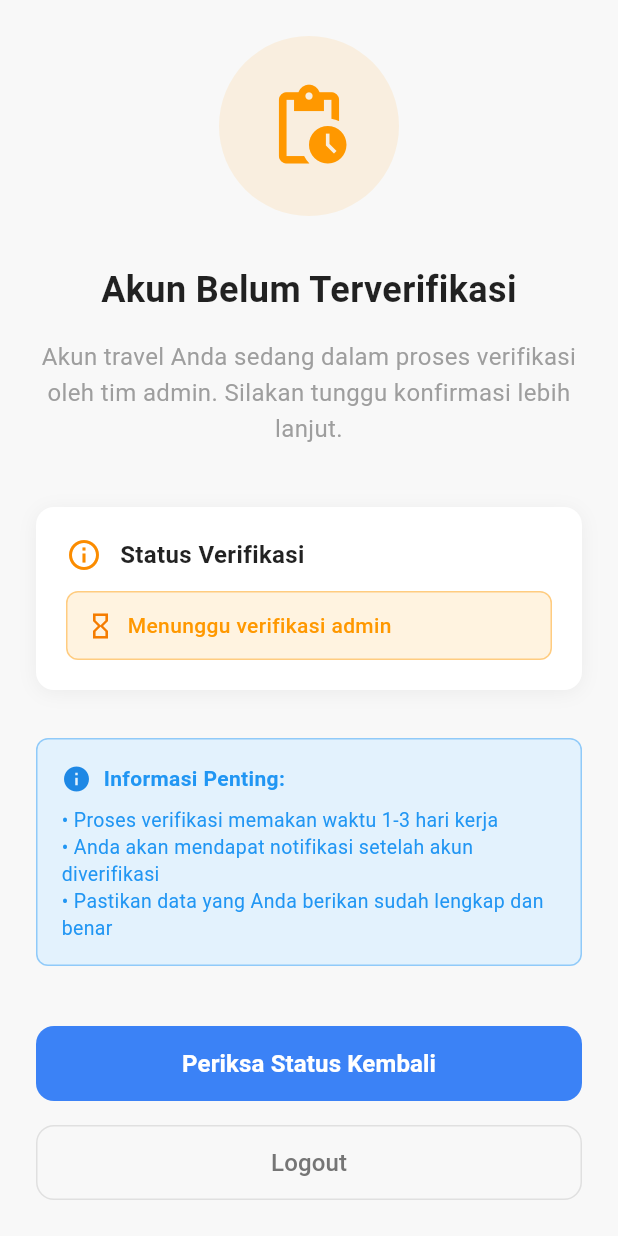
After one commit to hazz01/UmrahTrack, a Flutter app: the UnverifiedAccountPage screen opened by its route, on a phone screen of 412 x 824 dp. The commit adds this screen. Run offline on Flutter 3.47's test engine with Material 3 defaults, Android fonts, the phone set to English and light mode, and no system bars; our stand-ins replace cloud_firestore, firebase_auth, firebase_core, flutter_map, latlong2; accounts and stored records are empty.

Commit message:
feat: Add unverified account handling and travel verification guard functionality

```diff
--- /dev/null
+++ b/lib/data/services/app_status_service.dart
@@ -0,0 +1,138 @@
+import 'package:cloud_firestore/cloud_firestore.dart';
+import 'package:firebase_auth/firebase_auth.dart';
+
+class AppStatusService {
+  static final FirebaseFirestore _firestore = FirebaseFirestore.instance;
+  static final FirebaseAuth _auth = FirebaseAuth.instance;
+
+  /// Check if current travel user has verified appStatus
+  static Future<bool> isCurrentTravelUserVerified() async {
+    try {
+      final user = _auth.currentUser;
+      if (user == null) return false;
+
+      final userDoc = await _firestore.collection('users').doc(user.uid).get();
+      if (!userDoc.exists) return false;
+
+      final data = userDoc.data() as Map<String, dynamic>;
+      final userType = data['userType'] ?? '';
+
+      // Only check appStatus for travel users
+      if (userType != 'travel') return true;
+
+      final appStatus = data['appStatus'] ?? '';
+      return appStatus == 'verified';
+    } catch (e) {
+      print('Error checking travel user verification: $e');
+      return false;
+    }
+  }
+
+  /// Check if a specific user has verified appStatus
+  static Future<bool> isUserVerified(String userId) async {
+    try {
+      final userDoc = await _firestore.collection('users').doc(userId).get();
+      if (!userDoc.exists) return false;
+
+      final data = userDoc.data() as Map<String, dynamic>;
+      final userType = data['userType'] ?? '';
+
+      // Only check appStatus for travel users
+      if (userType != 'travel') return true;
+
+      final appStatus = data['appStatus'] ?? '';
+      return appStatus == 'verified';
+    } catch (e) {
+      print('Error checking user verification: $e');
+      return false;
+    }
+  }
+
+  /// Stream to listen to current user appStatus changes
+  static Stream<bool> getCurrentUserAppStatusStream() {
+    final user = _auth.currentUser;
+    if (user == null) {
+      return Stream.value(false);
+    }
+
+    return _firestore
+        .collection('users')
+        .doc(user.uid)
+        .snapshots()
+        .map((doc) {
+          if (!doc.exists) return false;
+
+          final data = doc.data() as Map<String, dynamic>;
+          final userType = data['userType'] ?? '';
+
+          // Only check appStatus for travel users
+          if (userType != 'travel') return true;
+
+          final appStatus = data['appStatus'] ?? '';
+          return appStatus == 'verified';
+        });
+  }
+
+  /// Admin function to verify a travel user
+  static Future<void> verifyTravelUser(String userId) async {
+    try {
+      await _firestore.collection('users').doc(userId).update({
+        'appStatus': 'verified',
+        'verifiedAt': FieldValue.serverTimestamp(),
+      });
+    } catch (e) {
+      print('Error verifying travel user: $e');
+      rethrow;
+    }
+  }
+
+  /// Admin function to unverify a travel user
+  static Future<void> unverifyTravelUser(String userId) async {
+    try {
+      await _firestore.collection('users').doc(userId).update({
+        'appStatus': 'pending',
+        'unverifiedAt': FieldValue.serverTimestamp(),
+      });
+    } catch (e) {
+      print('Error unverifying travel user: $e');
+      rethrow;
+    }
+  }
+
+  /// Get all unverified travel users for admin panel
+  static Future<List<Map<String, dynamic>>> getUnverifiedTravelUsers() async {
+    try {
+      final querySnapshot = await _firestore
+          .collection('users')
+          .where('userType', isEqualTo: 'travel')
+          .where('appStatus', whereIn: ['pending', ''])
+          .get();
+
+      return querySnapshot.docs.map((doc) {
+        final data = doc.data();
+        data['id'] = doc.id;
+        return data;
+      }).toList();
+    } catch (e) {
+      print('Error getting unverified travel users: $e');
+      return [];
+    }
+  }
+
+  /// Get user's current appStatus
+  static Future<String> getCurrentUserAppStatus() async {
+    try {
+      final user = _auth.currentUser;
+      if (user == null) return '';
+
+      final userDoc = await _firestore.collection('users').doc(user.uid).get();
+      if (!userDoc.exists) return '';
+
+      final data = userDoc.data() as Map<String, dynamic>;
+      return data['appStatus'] ?? '';
+    } catch (e) {
+      print('Error getting user app status: $e');
+      return '';
+    }
+  }
+}
--- a/lib/main.dart
+++ b/lib/main.dart
@@ -7,6 +7,7 @@ import 'package:umrahtrack/presentation/pages/admin/kelola_jamaah_page.dart';
 import 'package:umrahtrack/presentation/pages/admin/lokasi_person.dart';
 import 'package:umrahtrack/presentation/pages/jamaah/jamaah_home.dart';
 import 'package:umrahtrack/presentation/pages/jamaah/jamaah_lokasi.dart';
+import 'package:umrahtrack/presentation/pages/unverified_account_page.dart';
 import 'package:firebase_core/firebase_core.dart';
 import 'firebase_options.dart';
 
@@ -50,7 +51,8 @@ class UmrahTrackApp extends StatelessWidget {
         '/admin/lokasi': (context) => const LocationPage(),
         '/jamaah/home': (context) => const JamaahHomePage(),
         '/jamaah/lokasi': (context) => const JamaahLokasiPage(),
-      },      onGenerateRoute: (RouteSettings settings) {
+        '/unverified_account': (context) => const UnverifiedAccountPage(),
+      },onGenerateRoute: (RouteSettings settings) {
         // Handle specific missing admin routes
         switch (settings.name) {
           case '/admin/cctv':
--- a/lib/presentation/pages/login_page.dart
+++ b/lib/presentation/pages/login_page.dart
@@ -9,6 +9,7 @@ import 'package:umrahtrack/firebase_options.dart';
 import 'package:umrahtrack/presentation/pages/admin/kelola_jamaah_page.dart';
 import 'package:umrahtrack/presentation/pages/jamaah/jamaah_home.dart';
 import 'package:umrahtrack/presentation/pages/travel_registration_page.dart';
+import 'package:umrahtrack/presentation/pages/unverified_account_page.dart';
 
 // Firebase configuration - Replace with your own config
 
@@ -33,12 +34,12 @@ class MyApp extends StatelessWidget {
         fontFamily: 'Roboto',
       ),
       // Use AuthWrapper to handle authentication state
-      home: const AuthWrapper(),
-      routes: {
+      home: const AuthWrapper(),      routes: {
         '/login': (context) => const LoginPage(),
         '/admin/home': (context) => const AdminHomePage(),
         '/jamaah/home': (context) => const JamaahHomePage(),
         '/kelola_jamaah': (context) => const KelolaWargaPage(),
+        '/unverified_account': (context) => const UnverifiedAccountPage(),
       },
       debugShowCheckedModeBanner: false,
     );
@@ -120,8 +121,18 @@ class UserTypeRouter extends StatelessWidget {
           SessionManager.logout();
           return const LoginPage();
         }
+          final userType = userData['userType'] ?? '';
 
-        final userType = userData['userType'] ?? '';
+        // For travel users, check appStatus for verification
+        if (userType == 'travel') {
+          String appStatus = userData['appStatus'] ?? '';
+
+          if (appStatus != 'verified') {
+            // Block access for unverified travel accounts
+            SessionManager.logout();
+            return const UnverifiedAccountPage();
+          }
+        }
 
         if (userType == 'travel') {
           return const KelolaWargaPage();
@@ -333,11 +344,24 @@ class _LoginPageState extends State<LoginPage> with TickerProviderStateMixin {
       DocumentSnapshot userDoc = await _firestore
           .collection('users')
           .doc(userCredential.user!.uid)
-          .get();
-
-      if (userDoc.exists) {
+          .get();      if (userDoc.exists) {
         Map<String, dynamic> userData = userDoc.data() as Map<String, dynamic>;
         String userType = userData['userType'] ?? '';
+
+        // For travel users, check appStatus for verification
+        if (userType == 'travel') {
+          String appStatus = userData['appStatus'] ?? '';
+
+          if (appStatus != 'verified') {
+            // Block access for unverified travel accounts
+            _showErrorDialog('Akun Anda belum terverifikasi oleh admin. Silakan tunggu proses verifikasi.');
+            await SessionManager.logout(); // Clear session and sign out
+
+            // Navigate to unverified account page
+            Navigator.of(context).pushReplacementNamed('/unverified_account');
+            return;
+          }
+        }
 
         // Save session data with 24-hour expiration
         await SessionManager.saveLoginSession(
@@ -461,11 +485,11 @@ class _LoginPageState extends State<LoginPage> with TickerProviderStateMixin {
         'createdAt': FieldValue.serverTimestamp(),
         'uid': userCredential.user!.uid,
       };
-
-      // Add travel ID for travel users (but keep registration status as incomplete)
+        // Add travel ID for travel users (but keep registration status as incomplete)
       if (isTravelUser && generatedTravelId != null) {
         userData['travelId'] = generatedTravelId;
         userData['registrationStatus'] = 'incomplete'; // They need to complete full registration
+        userData['appStatus'] = 'pending'; // Set initial status to pending verification
       }
 
       // Save user data to Firestore
--- a/lib/presentation/pages/otp_verification_page.dart
+++ b/lib/presentation/pages/otp_verification_page.dart
@@ -591,9 +591,7 @@ class _PasswordCreationPageState extends State<PasswordCreationPage> {
 
       // Update display name
       await userCredential.user!.updateDisplayName(widget.companyName);
-      print('Display name updated to: ${widget.companyName}');
-
-      // Prepare complete user data
+      print('Display name updated to: ${widget.companyName}');      // Prepare complete user data
       final userData = {
         'name': widget.companyName,
         'email': widget.email,
@@ -601,6 +599,7 @@ class _PasswordCreationPageState extends State<PasswordCreationPage> {
         'travelId': widget.travelId,
         'registrationStatus': 'active', // Account is now active
         'emailVerified': true,
+        'appStatus': 'pending', // Set initial status to pending verification
         'createdAt': FieldValue.serverTimestamp(),
         'updatedAt': FieldValue.serverTimestamp(),
         'uid': userCredential.user!.uid,
--- a/lib/presentation/pages/travel_registration_page.dart
+++ b/lib/presentation/pages/travel_registration_page.dart
@@ -197,10 +197,10 @@ class _TravelRegistrationPageState extends State<TravelRegistrationPage> {
         'admins': _adminNameControllers.asMap().entries.map((entry) => {
           'name': entry.value.text.trim(),
           'nik': _adminNikControllers[entry.key].text.trim(),
-        }).toList(),
-        'dataConfirmation': _dataConfirmation,
+        }).toList(),        'dataConfirmation': _dataConfirmation,
         'registrationStatus': 'complete',
         'verified': false, // Default to false, will be verified by admin
+        'appStatus': 'pending', // Set initial status to pending verification
         'completedAt': FieldValue.serverTimestamp(),
       });
 
--- /dev/null
+++ b/lib/presentation/pages/unverified_account_page.dart
@@ -0,0 +1,241 @@
+import 'package:flutter/material.dart';
+import 'package:firebase_auth/firebase_auth.dart';
+import 'package:umrahtrack/data/services/session_manager.dart';
+
+class UnverifiedAccountPage extends StatelessWidget {
+  const UnverifiedAccountPage({Key? key}) : super(key: key);
+
+  @override
+  Widget build(BuildContext context) {
+    return Scaffold(
+      backgroundColor: const Color(0xFFF8F8F8),
+      body: SingleChildScrollView(
+        child: SafeArea(
+          child: Padding(
+            padding: const EdgeInsets.all(24.0),
+            child: Column(
+              mainAxisAlignment: MainAxisAlignment.center,
+              children: [
+                // Warning icon
+                Container(
+                  width: 120,
+                  height: 120,
+                  decoration: BoxDecoration(
+                    color: Colors.orange.withOpacity(0.1),
+                    borderRadius: BorderRadius.circular(60),
+                  ),
+                  child: const Icon(
+                    Icons.pending_actions,
+                    size: 60,
+                    color: Colors.orange,
+                  ),
+                ),
+
+                const SizedBox(height: 32),
+
+                const Text(
+                  'Akun Belum Terverifikasi',
+                  style: TextStyle(
+                    fontSize: 24,
+                    fontWeight: FontWeight.w700,
+                    color: Colors.black87,
+                  ),
+                  textAlign: TextAlign.center,
+                ),
+
+                const SizedBox(height: 16),
+
+                const Text(
+                  'Akun travel Anda sedang dalam proses verifikasi oleh tim admin. Silakan tunggu konfirmasi lebih lanjut.',
+                  style: TextStyle(
+                    fontSize: 16,
+                    color: Colors.grey,
+                    height: 1.5,
+                  ),
+                  textAlign: TextAlign.center,
+                ),
+
+                const SizedBox(height: 40),
+
+                // Status card
+                Container(
+                  width: double.infinity,
+                  padding: const EdgeInsets.all(20),
+                  decoration: BoxDecoration(
+                    color: Colors.white,
+                    borderRadius: BorderRadius.circular(12),
+                    boxShadow: [
+                      BoxShadow(
+                        color: Colors.black.withOpacity(0.05),
+                        blurRadius: 10,
+                        offset: const Offset(0, 2),
+                      ),
+                    ],
+                  ),
+                  child: Column(
+                    children: [
+                      Row(
+                        children: [
+                          Icon(
+                            Icons.info_outline,
+                            color: Colors.orange[600],
+                            size: 24,
+                          ),
+                          const SizedBox(width: 12),
+                          const Expanded(
+                            child: Text(
+                              'Status Verifikasi',
+                              style: TextStyle(
+                                fontSize: 16,
+                                fontWeight: FontWeight.w600,
+                                color: Colors.black87,
+                              ),
+                            ),
+                          ),
+                        ],
+                      ),
+
+                      const SizedBox(height: 12),
+
+                      Container(
+                        padding: const EdgeInsets.all(12),
+                        decoration: BoxDecoration(
+                          color: Colors.orange[50],
+                          borderRadius: BorderRadius.circular(8),
+                          border: Border.all(color: Colors.orange[200]!),
+                        ),
+                        child: Row(
+                          children: [
+                            Icon(Icons.hourglass_empty, color: Colors.orange[700], size: 20),
+                            const SizedBox(width: 8),
+                            const Expanded(
+                              child: Text(
+                                'Menunggu verifikasi admin',
+                                style: TextStyle(
+                                  fontWeight: FontWeight.w500,
+                                  fontSize: 14,
+                                  color: Colors.orange,
+                                ),
+                              ),
+                            ),
+                          ],
+                        ),
+                      ),
+                    ],
+                  ),
+                ),
+
+                const SizedBox(height: 32),
+
+                // Information text
+                Container(
+                  padding: const EdgeInsets.all(16),
+                  decoration: BoxDecoration(
+                    color: Colors.blue[50],
+                    borderRadius: BorderRadius.circular(8),
+                    border: Border.all(color: Colors.blue[200]!),
+                  ),
+                  child: Column(
+                    children: [
+                      Row(
+                        crossAxisAlignment: CrossAxisAlignment.start,
+                        children: [
+                          Icon(Icons.info, color: Colors.blue[600], size: 20),
+                          const SizedBox(width: 8),
+                          const Expanded(
+                            child: Text(
+                              'Informasi Penting:',
+                              style: TextStyle(
+                                fontWeight: FontWeight.w600,
+                                color: Colors.blue,
+                              ),
+                            ),
+                          ),
+                        ],
+                      ),
+                      const SizedBox(height: 8),
+                      const Text(
+                        '• Proses verifikasi memakan waktu 1-3 hari kerja\n'
+                        '• Anda akan mendapat notifikasi setelah akun diverifikasi\n'
+                        '• Pastikan data yang Anda berikan sudah lengkap dan benar',
+                        style: TextStyle(
+                          fontSize: 13,
+                          color: Colors.blue,
+                          height: 1.4,
+                        ),
+                      ),
+                    ],
+                  ),
+                ),
+
+                const SizedBox(height: 40),
+
+                // Buttons
+                Column(
+                  children: [
+                    SizedBox(
+                      width: double.infinity,
+                      height: 50,
+                      child: ElevatedButton(
+                        onPressed: () async {
+                          // Refresh page to check status again
+                          Navigator.of(context).pushReplacementNamed('/login');
+                        },
+                        style: ElevatedButton.styleFrom(
+                          backgroundColor: const Color(0xFF3B82F6),
+                          foregroundColor: Colors.white,
+                          shape: RoundedRectangleBorder(
+                            borderRadius: BorderRadius.circular(12),
+                          ),
+                          elevation: 0,
+                        ),
+                        child: const Text(
+                          'Periksa Status Kembali',
+                          style: TextStyle(
+                            fontSize: 16,
+                            fontWeight: FontWeight.w600,
+                          ),
+                        ),
+                      ),
+                    ),
+
+                    const SizedBox(height: 16),
+
+                    SizedBox(
+                      width: double.infinity,
+                      height: 50,
+                      child: OutlinedButton(
+                        onPressed: () async {
+                          // Logout and return to login page
+                          await SessionManager.logout();
+                          Navigator.of(context).pushNamedAndRemoveUntil(
+                            '/login',
+                            (route) => false,
+                          );
+                        },
+                        style: OutlinedButton.styleFrom(
+                          foregroundColor: Colors.grey[600],
+                          side: BorderSide(color: Colors.grey[300]!),
+                          shape: RoundedRectangleBorder(
+                            borderRadius: BorderRadius.circular(12),
+                          ),
+                        ),
+                        child: const Text(
+                          'Logout',
+                          style: TextStyle(
+                            fontSize: 16,
+                            fontWeight: FontWeight.w500,
+                          ),
+                        ),
+                      ),
+                    ),
+                  ],
+                ),
+              ],
+            ),
+          ),
+        ),
+      ),
+    );
+  }
+}
```
Also changed, not shown: lib/presentation/pages/admin/kelola_jamaah_page.dart (+7 -19 lines), lib/presentation/widgets/travel_verification_guard.dart (added, +73 -0 lines).
